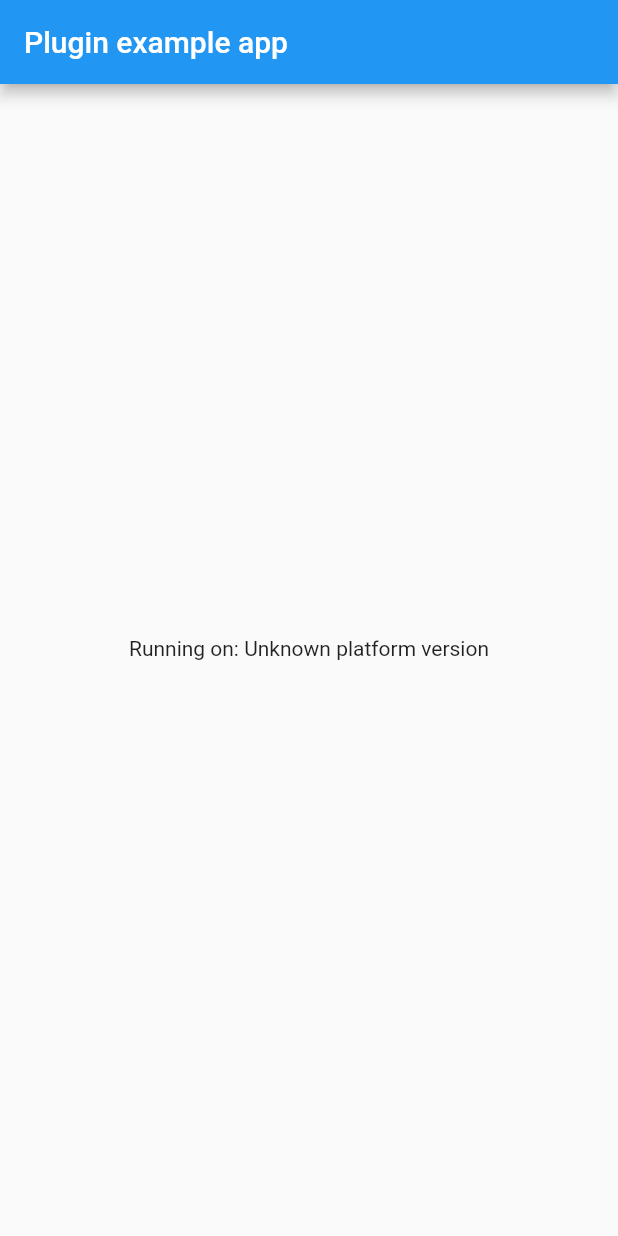
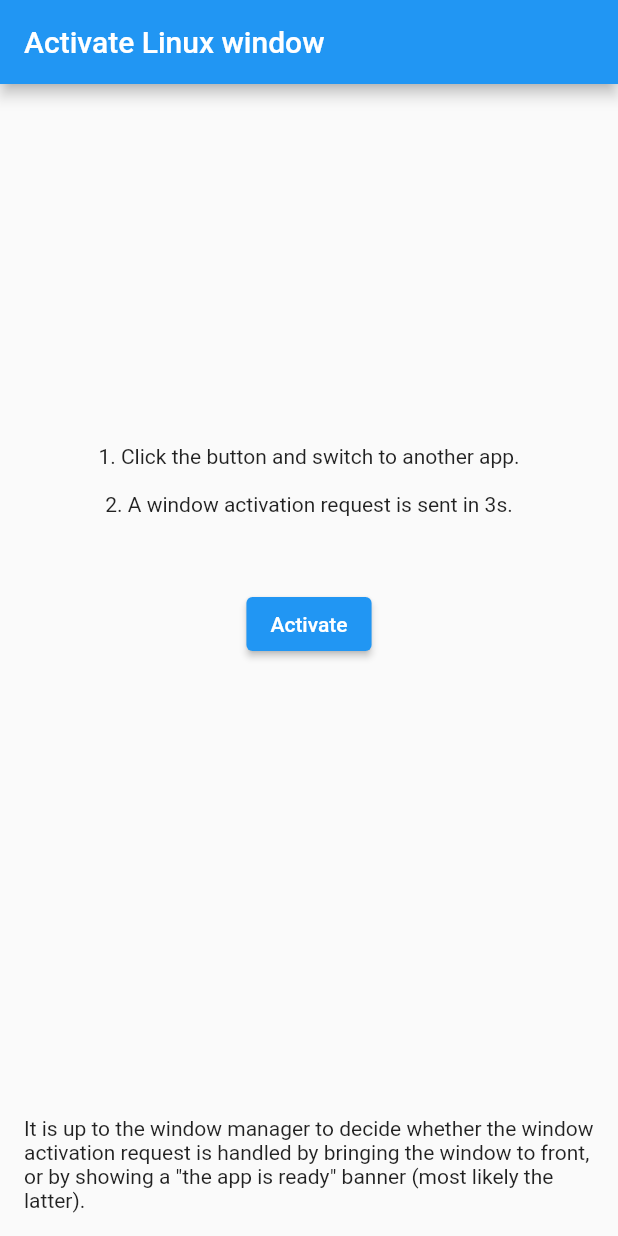
Before and after one commit to jpnurmi/activate_linux_window, a Flutter app: the screen it shows after launch, on a phone screen of 412 x 824 dp. Run offline on Flutter 3.47's test engine with Material 2 defaults, Android fonts, the phone set to English and light mode, and no system bars.

Commit message:
Adjust the example

```diff
--- a/example/lib/main.dart
+++ b/example/lib/main.dart
@@ -1,48 +1,20 @@
-import 'package:flutter/material.dart';
 import 'dart:async';
 
 import 'package:flutter/services.dart';
-import 'package:activate_window/activate_window.dart';
+import 'package:flutter/material.dart';
+
+const methodChannel = MethodChannel('activate_window');
 
 void main() {
   runApp(const MyApp());
 }
 
-class MyApp extends StatefulWidget {
+class MyApp extends StatelessWidget {
   const MyApp({Key? key}) : super(key: key);
 
-  @override
-  State<MyApp> createState() => _MyAppState();
-}
-
-class _MyAppState extends State<MyApp> {
-  String _platformVersion = 'Unknown';
-
-  @override
-  void initState() {
-    super.initState();
-    initPlatformState();
-  }
-
-  // Platform messages are asynchronous, so we initialize in an async method.
-  Future<void> initPlatformState() async {
-    String platformVersion;
-    // Platform messages may fail, so we use a try/catch PlatformException.
-    // We also handle the message potentially returning null.
-    try {
-      platformVersion =
-          await ActivateWindow.platformVersion ?? 'Unknown platform version';
-    } on PlatformException {
-      platformVersion = 'Failed to get platform version.';
-    }
-
-    // If the widget was removed from the tree while the asynchronous platform
-    // message was in flight, we want to discard the reply rather than calling
-    // setState to update our non-existent appearance.
-    if (!mounted) return;
-
-    setState(() {
-      _platformVersion = platformVersion;
+  void _activateWindowLater() {
+    Timer(const Duration(seconds: 3), () {
+      methodChannel.invokeMethod('activateWindow');
     });
   }
 
@@ -51,10 +23,32 @@ class _MyAppState extends State<MyApp> {
     return MaterialApp(
       home: Scaffold(
         appBar: AppBar(
-          title: const Text('Plugin example app'),
+          title: const Text('Activate Linux window'),
         ),
         body: Center(
-          child: Text('Running on: $_platformVersion\n'),
+          child: Column(
+            mainAxisAlignment: MainAxisAlignment.center,
+            children: [
+              const Text('1. Click the button and switch to another app.'),
+              const SizedBox(height: 16),
+              const Text('2. A window activation request is sent in 3s.'),
+              const SizedBox(height: 48),
+              ElevatedButton(
+                onPressed: _activateWindowLater,
+                child: const Text('Activate'),
+              ),
+              const SizedBox(height: 48),
+            ],
+          ),
+        ),
+        bottomNavigationBar: const Padding(
+          padding: EdgeInsets.all(16.0),
+          child: Text(
+            // https://gitlab.gnome.org/GNOME/gtk/-/issues/624
+            'It is up to the window manager to decide whether the window '
+            'activation request is handled by bringing the window to front, '
+            'or by showing a "the app is ready" banner (most likely the latter).',
+          ),
         ),
       ),
     );
```
